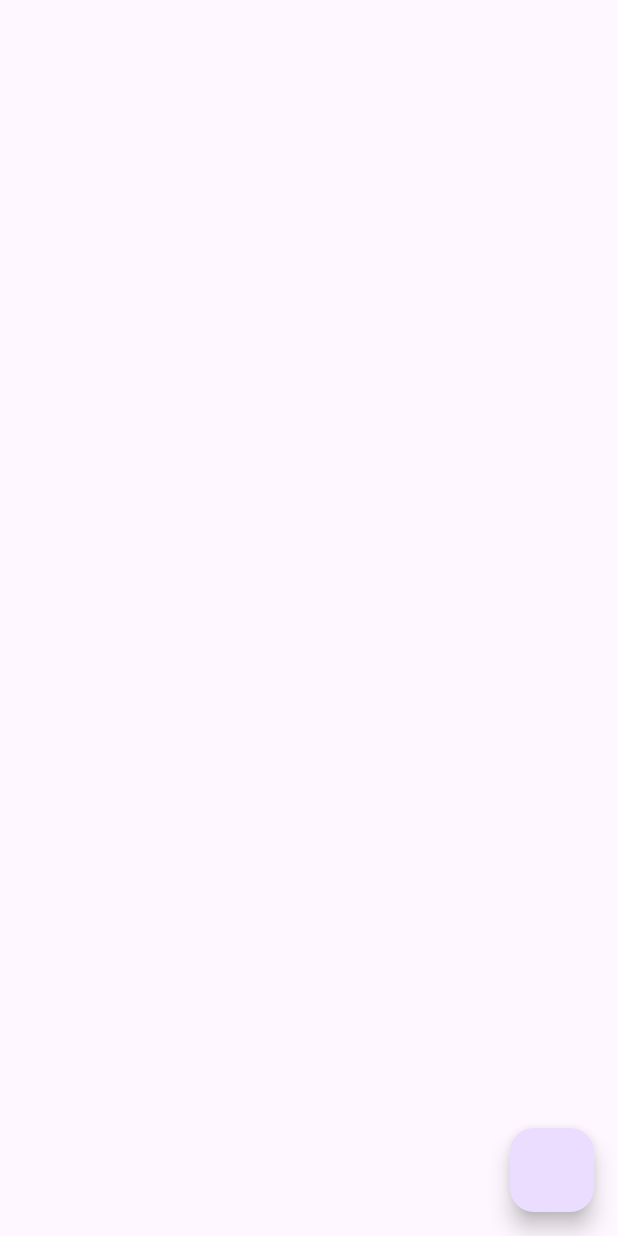
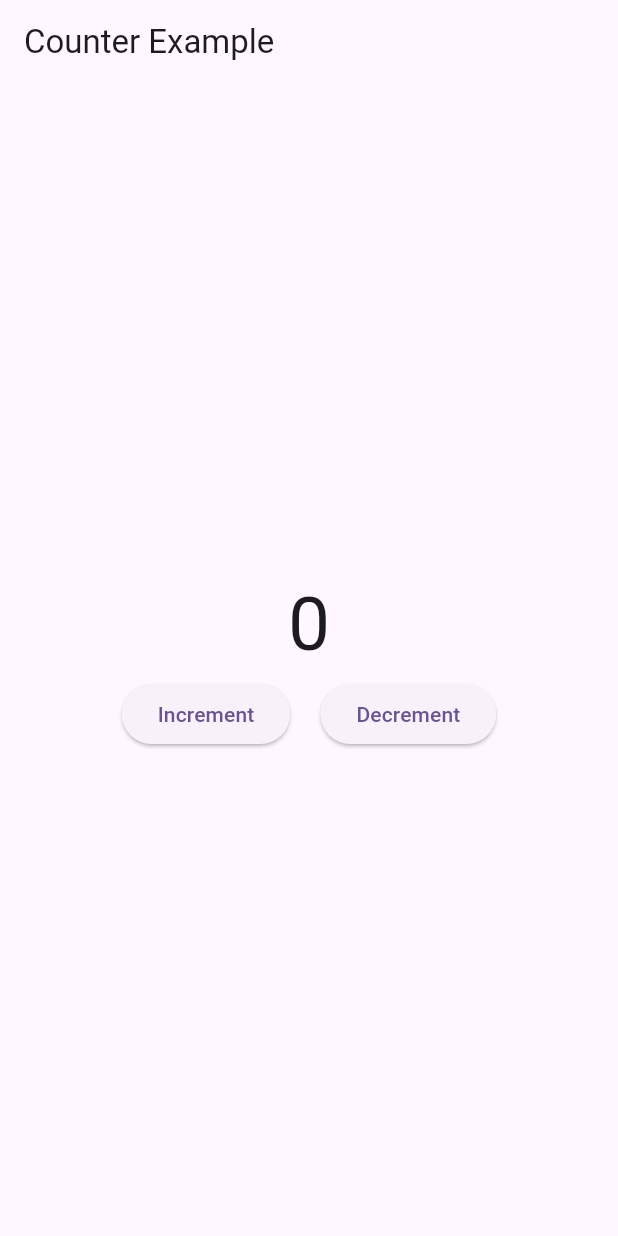
Before and after one commit to Haroon913/bloc_flutter, a Flutter app: the screen it shows after launch, on a phone screen of 412 x 824 dp. Run offline on Flutter 3.47's test engine with Material 3 defaults, Android fonts, the phone set to English and light mode, and no system bars; our stand-ins replace bloc, equatable, flutter_bloc.

Commit message:
bloc_counter_example

```diff
--- /dev/null
+++ b/lib/UI/counter_screen.dart
@@ -0,0 +1,44 @@
+import 'package:bloc_flutter/bloc/counter/counter_bloc.dart';
+import 'package:bloc_flutter/bloc/counter/counter_event.dart';
+import 'package:bloc_flutter/bloc/counter/counter_state.dart';
+import 'package:flutter/material.dart';
+import 'package:flutter_bloc/flutter_bloc.dart';
+class CounterScreen extends StatefulWidget {
+  const CounterScreen({super.key});
+
+  @override
+  State<CounterScreen> createState() => _CounterScreenState();
+}
+
+class _CounterScreenState extends State<CounterScreen> {
+  @override
+  Widget build(BuildContext context) {
+    return Scaffold(
+      appBar: AppBar(
+        title: const Text('Counter Example'),
+      ),
+      body: Column(
+        mainAxisAlignment: MainAxisAlignment.center,
+        crossAxisAlignment: CrossAxisAlignment.center,
+        children: [
+          BlocBuilder<CounterBloc,CounterState>(builder: (context,state){
+            return  Center(child: Text(state.counter.toString(),style: const TextStyle(fontSize: 50),));
+          }),
+
+          Row(
+            mainAxisAlignment: MainAxisAlignment.center,
+            children: [
+              ElevatedButton(onPressed: (){
+                context.read<CounterBloc>().add(IncrementCounter());
+              }, child: Text('Increment')),
+              SizedBox(width: 20,),
+              ElevatedButton(onPressed: (){
+                context.read<CounterBloc>().add(DecrementCounter());
+              }, child: Text('Decrement')),
+            ],
+          )
+        ],
+      ),
+    );
+  }
+}
--- /dev/null
+++ b/lib/bloc/counter/counter_bloc.dart
@@ -0,0 +1,20 @@
+import 'package:bloc/bloc.dart';
+import 'package:bloc_flutter/bloc/counter/counter_event.dart';
+import 'package:bloc_flutter/bloc/counter/counter_state.dart';
+class CounterBloc extends Bloc<CounterEvent,CounterState>{
+  CounterBloc(): super(const CounterState()){
+    on<IncrementCounter>(_increment);
+    on<DecrementCounter>(_decrement);
+
+  }
+
+  void _increment(IncrementCounter event,Emitter<CounterState> emit){
+    emit(state.copyWith(counter: state.counter+1));
+  }
+
+  void _decrement(DecrementCounter event,Emitter<CounterState> emit){
+    emit(state.copyWith(counter: state.counter-1));
+  }
+
+
+}
--- /dev/null
+++ b/lib/bloc/counter/counter_event.dart
@@ -0,0 +1,13 @@
+import 'package:equatable/equatable.dart';
+
+abstract class CounterEvent extends Equatable{
+  const CounterEvent();
+  @override
+  List<Object> get props=>[];
+}
+class IncrementCounter extends CounterEvent{
+
+}
+class DecrementCounter extends CounterEvent{
+
+}
--- /dev/null
+++ b/lib/bloc/counter/counter_state.dart
@@ -0,0 +1,18 @@
+import 'package:equatable/equatable.dart';
+class CounterState extends Equatable{
+  final int counter;
+
+  const CounterState({
+    this.counter=0
+});
+  CounterState copyWith({int? counter}){
+    return CounterState(
+      counter: counter??this.counter
+    );
+}
+
+  @override
+  // TODO: implement props
+  List<Object?> get props => [counter];
+
+}
--- a/lib/main.dart
+++ b/lib/main.dart
@@ -1,5 +1,8 @@
+import 'package:bloc_flutter/UI/counter_screen.dart';
+import 'package:bloc_flutter/bloc/counter/counter_bloc.dart';
 import 'package:bloc_flutter/equatable_testing.dart';
 import 'package:flutter/material.dart';
+import 'package:flutter_bloc/flutter_bloc.dart';
 
 void main() {
   runApp(const MyApp());
@@ -11,13 +14,15 @@ class MyApp extends StatelessWidget {
   // This widget is the root of your application.
   @override
   Widget build(BuildContext context) {
-    return MaterialApp(
-      title: 'Flutter Demo',
-      theme: ThemeData(
-        colorScheme: ColorScheme.fromSeed(seedColor: Colors.deepPurple),
-        useMaterial3: true,
+    return BlocProvider(create: (_)=>CounterBloc(),
+      child: MaterialApp(
+        title: 'Flutter Demo',
+        theme: ThemeData(
+          colorScheme: ColorScheme.fromSeed(seedColor: Colors.deepPurple),
+          useMaterial3: true,
+        ),
+        home:CounterScreen(),
       ),
-      home:const EquatableTesting(),
     );
   }
 }
--- a/pubspec.yaml
+++ b/pubspec.yaml
@@ -35,7 +35,9 @@ dependencies:
   # The following adds the Cupertino Icons font to your application.
   # Use with the CupertinoIcons class for iOS style icons.
   cupertino_icons: ^1.0.6
-  equatable:
+  equatable: ^2.0.5
+  flutter_bloc: ^8.1.6
+  bloc: ^8.1.4
 
 dev_dependencies:
   flutter_test:
```
Also changed, not shown: pubspec.lock.
